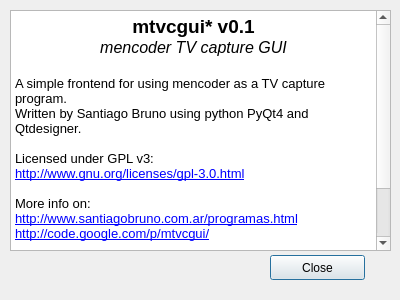
sbruno/mtvcgui, file about.ui: the form before one commit.
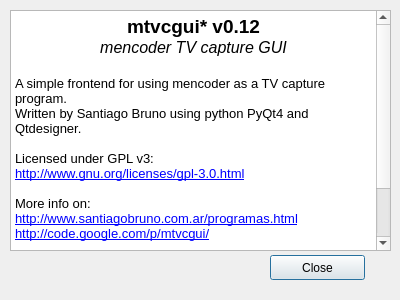
The form after the commit.

The edit to the form file:
```diff
--- a/about.ui
+++ b/about.ui
@@ -39,7 +39,7 @@
 &lt;html>&lt;head>&lt;meta name="qrichtext" content="1" />&lt;style type="text/css">
 p, li { white-space: pre-wrap; }
 &lt;/style>&lt;/head>&lt;body style=" font-family:'Sans Serif'; font-size:10pt; font-weight:400; font-style:normal;">
-&lt;p align="center" style=" margin-top:0px; margin-bottom:0px; margin-left:0px; margin-right:0px; -qt-block-indent:0; text-indent:0px;">&lt;span style=" font-size:14pt; font-weight:600;">mtvcgui* v0.1&lt;/span>&lt;/p>
+&lt;p align="center" style=" margin-top:0px; margin-bottom:0px; margin-left:0px; margin-right:0px; -qt-block-indent:0; text-indent:0px;">&lt;span style=" font-size:14pt; font-weight:600;">mtvcgui* v0.12&lt;/span>&lt;/p>
 &lt;p align="center" style=" margin-top:0px; margin-bottom:0px; margin-left:0px; margin-right:0px; -qt-block-indent:0; text-indent:0px; font-size:14pt; font-weight:600;">&lt;span style=" font-size:12pt; font-weight:400; font-style:italic;">mencoder TV capture GUI&lt;/span>&lt;/p>
 &lt;p align="center" style="-qt-paragraph-type:empty; margin-top:0px; margin-bottom:0px; margin-left:0px; margin-right:0px; -qt-block-indent:0; text-indent:0px; font-size:12pt; font-style:italic;">&lt;/p>
 &lt;p style=" margin-top:0px; margin-bottom:0px; margin-left:0px; margin-right:0px; -qt-block-indent:0; text-indent:0px; font-size:12pt; font-style:italic;">&lt;span style=" font-size:10pt; font-style:normal;">A simple frontend for using mencoder as a TV capture program.&lt;/span>&lt;/p>
```
